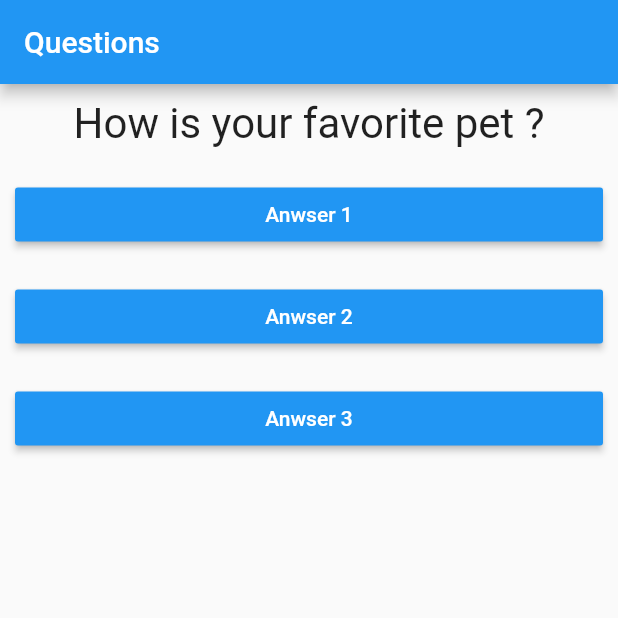
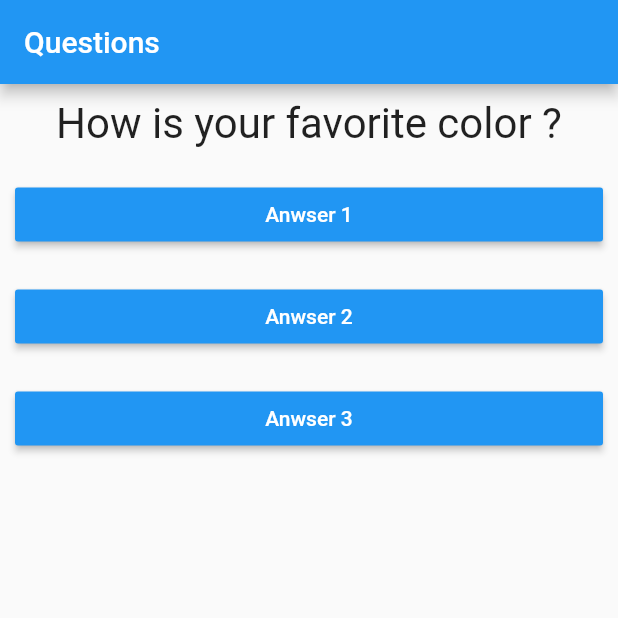
Before and after one commit to robsonoduarte/learn-flutter, a Flutter app: the screen it shows after launch, after a tap on "Anwser 2", on a phone screen of 412 x 824 dp, the top half of it. Run offline on Flutter 3.47's test engine with Material 2 defaults, Android fonts, the light colour scheme and no system bars.

Commit message:
using map

```diff
--- a/flutter-curse/flutter_basic/lib/main.dart
+++ b/flutter-curse/flutter_basic/lib/main.dart
@@ -11,14 +11,23 @@ class _QuestionAppState extends State<QuestionApp> {
     setState(() {
       _questionSelected++;
     });
-    print('question answered');
   }
 
   @override
   Widget build(BuildContext context) {
-    final questions = [
-      'How is your favorite color ?',
-      'How is your favorite pet ?',
+    final questionsAndAnswers = [
+      {
+        'text': 'How is your favorite color ?',
+        'awsers': ['Black', 'Red', 'Green', 'White']
+      },
+      {
+        'text': 'How is your favorite color ?',
+        'awsers': ['Dog', 'Cat', 'Duck', 'Elefant']
+      },
+      {
+        'text': 'How is your favorite Theacher ?',
+        'awsers': ['Robson', 'Ana Mara', 'Cida', 'Antonio']
+      }
     ];
 
     return MaterialApp(
@@ -28,7 +37,7 @@ class _QuestionAppState extends State<QuestionApp> {
       ),
       body: Column(
         children: [
-          Question(questions[_questionSelected]),
+          Question(questionsAndAnswers[_questionSelected]['text']),
           Answer('Anwser 1', _answer),
           Answer('Anwser 2', _answer),
           Answer('Anwser 3', _answer),
```
